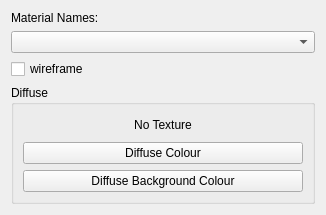
The window that src/materialwidget.ui (chchwy/ogre-v2-mesh-viewer) describes before a commit, drawn with Qt 5.
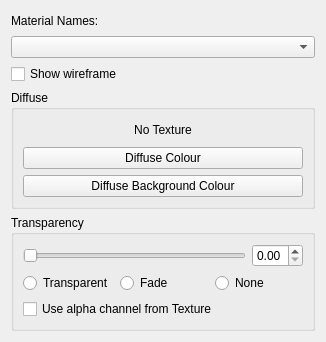
The same window after the commit.

Commit message: [Material] Implement the transparency group - Transparency - Transparency mode - Use alpha channel from textures

```diff
--- a/src/materialwidget.ui
+++ b/src/materialwidget.ui
@@ -7,7 +7,7 @@
     <x>0</x>
     <y>0</y>
     <width>326</width>
-    <height>211</height>
+    <height>342</height>
    </rect>
   </property>
   <property name="windowTitle">
@@ -39,7 +39,7 @@
    <item>
     <widget class="QCheckBox" name="wireframeCheck">
      <property name="text">
-      <string>wireframe</string>
+      <string>Show wireframe</string>
      </property>
     </widget>
    </item>
@@ -76,6 +76,74 @@
      </layout>
     </widget>
    </item>
+   <item>
+    <widget class="QGroupBox" name="transparencyGroup">
+     <property name="title">
+      <string>Transparency</string>
+     </property>
+     <layout class="QVBoxLayout" name="verticalLayout_3">
+      <item>
+       <layout class="QHBoxLayout" name="horizontalLayout">
+        <property name="topMargin">
+         <number>0</number>
+        </property>
+        <item>
+         <widget class="QSlider" name="transparencySlider">
+          <property name="maximum">
+           <number>100</number>
+          </property>
+          <property name="orientation">
+           <enum>Qt::Horizontal</enum>
+          </property>
+         </widget>
+        </item>
+        <item>
+         <widget class="QDoubleSpinBox" name="transparencySpin">
+          <property name="maximum">
+           <double>1.000000000000000</double>
+          </property>
+          <property name="singleStep">
+           <double>0.050000000000000</double>
+          </property>
+         </widget>
+        </item>
+       </layout>
+      </item>
+      <item>
+       <layout class="QHBoxLayout" name="horizontalLayout_2">
+        <item>
+         <widget class="QRadioButton" name="transModeRadioTrans">
+          <property name="text">
+           <string>Transparent</string>
+          </property>
+         </widget>
+        </item>
+        <item>
+         <widget class="QRadioButton" name="transModeRadioFade">
+          <property name="text">
+           <string>Fade</string>
+          </property>
+         </widget>
+        </item>
+        <item>
+         <widget class="QRadioButton" name="transModeRadioNone">
+          <property name="text">
+           <string>None</string>
+          </property>
+         </widget>
+        </item>
+       </layout>
+      </item>
+      <item>
+       <widget class="QCheckBox" name="useTextureAlphaCheck">
+        <property name="text">
+         <string>Use alpha channel from Texture</string>
+        </property>
+       </widget>
+      </item>
+     </layout>
+    </widget>
+   </item>
   </layout>
  </widget>
  <resources/>
```
The commit also changes 2 other files.
